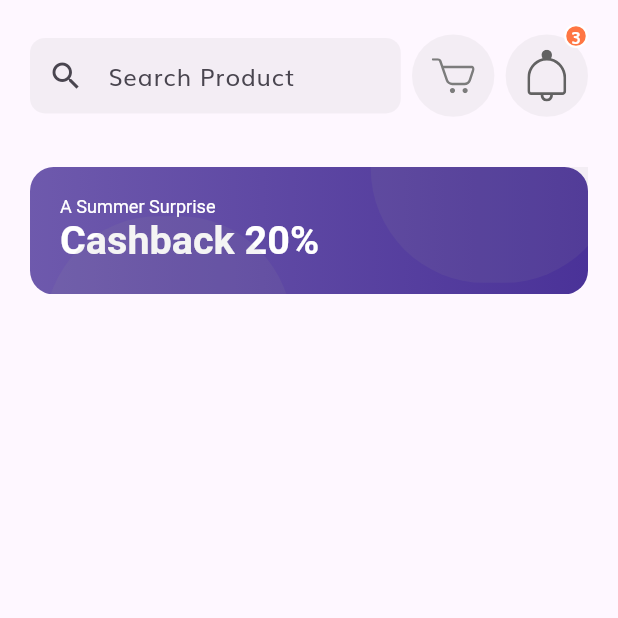
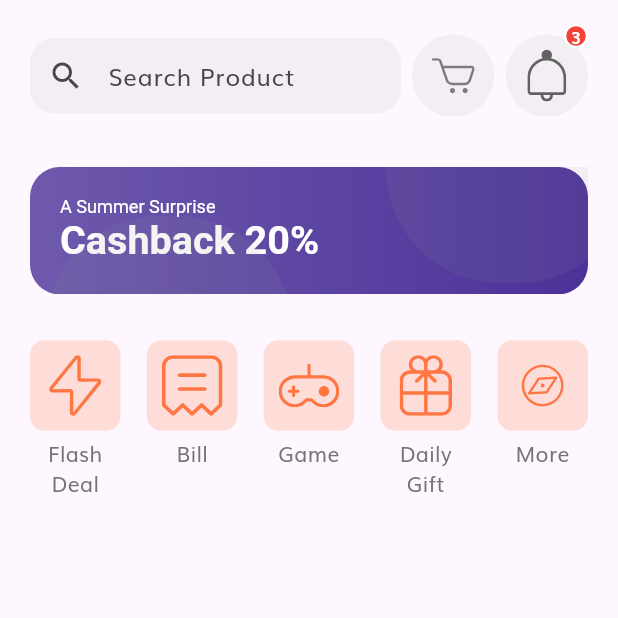
Before and after one commit to AbdelrhmanAmer/Complete-E-Commerce-Flutter-App-UI, a Flutter app: the HomeScreen screen opened by its route, on a phone screen of 412 x 824 dp, the top half of it. Run offline on Flutter 3.47's test engine with Material 3 defaults, Android fonts, the phone set to English and light mode, and no system bars; our stand-ins replace flutter_svg.

Commit message:
Home (Category Card - Categories)

```diff
--- a/complete_commerce_app/lib/screens/home/coponenets/body.dart
+++ b/complete_commerce_app/lib/screens/home/coponenets/body.dart
@@ -1,7 +1,8 @@
-import 'package:complete_commerce_app/size_config.dart';
 import 'package:flutter/material.dart';
 
+import '../../../size_config.dart';
 import '../../../constants.dart';
+import 'categories.dart';
 import 'discount_banner.dart';
 import 'home_header.dart';
 
@@ -22,8 +23,8 @@ class Body extends StatelessWidget {
             const HomeHeader(),
             SizedBox(height: getProportionateScreenHeight(30)),
             const DiscountBanner(),
-            SizedBox(height: getProportionateScreenHeight(kDefaultPadding)),
-
+            SizedBox(height: getProportionateScreenHeight(30)),
+            const Categories(),
           ],
         ),
       ),
--- /dev/null
+++ b/complete_commerce_app/lib/screens/home/coponenets/categories.dart
@@ -0,0 +1,28 @@
+import 'package:flutter/material.dart';
+
+import 'category_card.dart';
+
+class Categories extends StatelessWidget {
+  const Categories({super.key});
+  @override
+  Widget build(BuildContext context) {
+    List<Map<String, dynamic>> categories = [
+      {"icon": "assets/icons/Flash Icon.svg", "text": "Flash Deal"},
+      {"icon": "assets/icons/Bill Icon.svg", "text": "Bill"},
+      {"icon": "assets/icons/Game Icon.svg", "text": "Game"},
+      {"icon": "assets/icons/Gift Icon.svg", "text": "Daily Gift"},
+      {"icon": "assets/icons/Discover.svg", "text": "More"},
+    ];
+    return Row(
+      mainAxisAlignment: MainAxisAlignment.spaceBetween,
+      crossAxisAlignment: CrossAxisAlignment.start,
+        children: List.generate(
+      categories.length,
+      (index) => CategoryCard(
+        icon: categories[index]["icon"],
+        text: categories[index]["text"],
+        press: () {},
+      ),
+    ));
+  }
+}
--- /dev/null
+++ b/complete_commerce_app/lib/screens/home/coponenets/category_card.dart
@@ -0,0 +1,49 @@
+import 'package:flutter/material.dart';
+import 'package:flutter_svg/svg.dart';
+
+import '../../../constants.dart';
+import '../../../size_config.dart';
+
+class CategoryCard extends StatelessWidget {
+  const CategoryCard({
+    super.key,
+    required this.icon,
+    required this.text,
+    required this.press,
+  });
+  final String icon, text;
+  final VoidCallback press;
+
+  @override
+  Widget build(BuildContext context) {
+    return SizedBox(
+      width: getProportionateScreenWidth(55),
+      child: Column(
+        crossAxisAlignment: CrossAxisAlignment.center,
+        children: [
+          InkWell(
+            onTap: press,
+            borderRadius: BorderRadius.circular(10),
+            child: AspectRatio(
+              aspectRatio: 1,
+              child: Container(
+                padding: const EdgeInsets.all(kDefaultPadding / 2),
+                decoration: BoxDecoration(
+                  borderRadius: BorderRadius.circular(10),
+                  color: kPrimaryColor.withOpacity(.2),
+                ),
+                child: SvgPicture.asset(
+                  icon,
+                  colorFilter:
+                      const ColorFilter.mode(kPrimaryColor, BlendMode.srcIn),
+                ),
+              ),
+            ),
+          ),
+          SizedBox(height: getProportionateScreenHeight(kDefaultPadding / 4)),
+          Text(text, textAlign: TextAlign.center)
+        ],
+      ),
+    );
+  }
+}
--- a/complete_commerce_app/lib/screens/home/coponenets/discount_banner.dart
+++ b/complete_commerce_app/lib/screens/home/coponenets/discount_banner.dart
@@ -23,7 +23,7 @@ class DiscountBanner extends StatelessWidget {
               const Color(0xFF4A3298).withOpacity(.8),
               const Color(0xFF4A3298),
             ]),
-            borderRadius: BorderRadius.circular(16),
+            borderRadius: BorderRadius.circular(20),
           ),
           child: RichText(
             text: TextSpan(
@@ -42,7 +42,7 @@ class DiscountBanner extends StatelessWidget {
           ),
         ),
         Positioned(
-          right: -20,
+          right: -30,
           top: -75,
           child: Container(
             height: getProportionateScreenHeight(150),
--- a/complete_commerce_app/lib/screens/home/coponenets/icon_btn_with_counter.dart
+++ b/complete_commerce_app/lib/screens/home/coponenets/icon_btn_with_counter.dart
@@ -40,7 +40,7 @@ class IconBtnWithCounter extends StatelessWidget {
                 height: 16,
                 width: 16,
                 decoration: BoxDecoration(
-                    color: kPrimaryColor,
+                    color: Colors.red,
                     shape: BoxShape.circle,
                     border: Border.all(color: Colors.white, width: 1.5)),
                 child: Center(
--- a/complete_commerce_app/lib/screens/home/coponenets/search_field.dart
+++ b/complete_commerce_app/lib/screens/home/coponenets/search_field.dart
@@ -18,7 +18,7 @@ class SearchField extends StatelessWidget {
     return Container(
       width: SizeConfig.screenWidth * widthPercentage,
       decoration: BoxDecoration(
-        borderRadius: BorderRadius.circular(10),
+        borderRadius: BorderRadius.circular(16),
         color: kSecondaryColor.withOpacity(.1),
       ),
       child: TextField(
```
